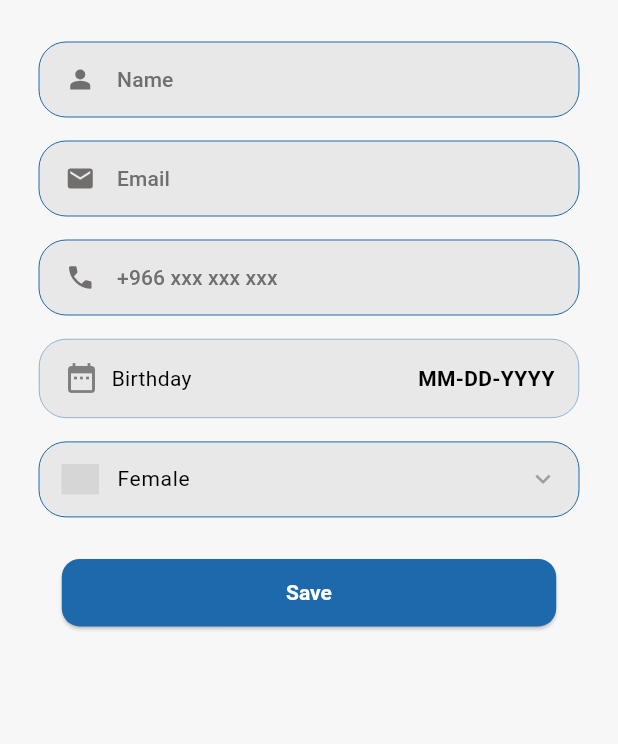
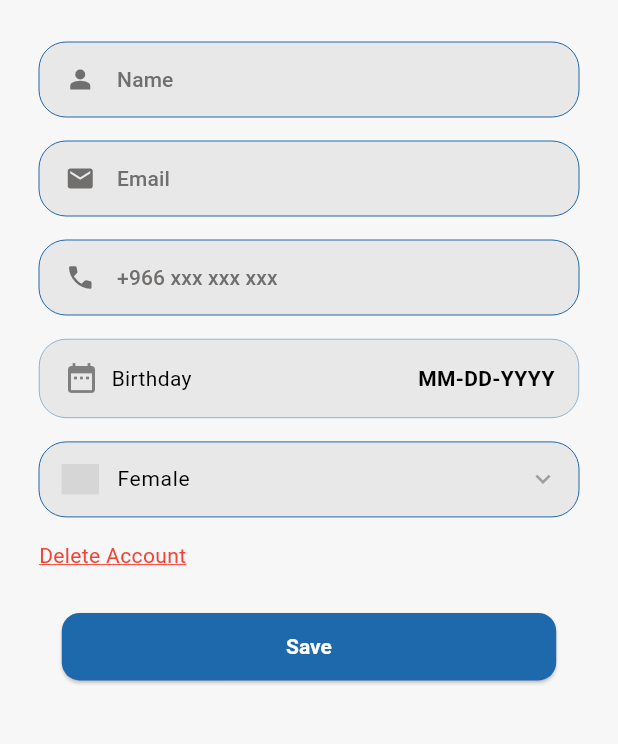
Before and after one commit to elkafrawyel/vpm, a Flutter app: the ProfileScreen screen opened directly, on a phone screen of 412 x 824 dp, the part 321-1065 px from its top. Run offline on Flutter 3.47's test engine with Material 3 defaults, Android fonts, the phone set to English and light mode, and no system bars; drawn by our look-alikes of cached_network_image, oktoast; our stand-ins replace connectivity_plus, dio, firebase_core, flick_video_player, flutter_easyloading, flutter_onboarding_slider and 25 more; missing offline and left inert: fcm_config, flutter_inappwebview, flutter_polyline_points; accounts and stored records are empty; network calls fail; Roboto replaces fonts that are missing (Cairo); grey boxes are pictures that could not be loaded.

```diff
--- a/lib/app/config/environment.dart
+++ b/lib/app/config/environment.dart
@@ -7,7 +7,7 @@ class Environment {
       case AppMode.staging:
         return 'https://portal.profitsway.net/New_Parking/api/';
       case AppMode.live:
-        return 'https://portal.profitsway.net/New_Parking/api/';
+        return 'https://back.vpmsystems.com/public/api/';
     }
   }
 }
--- a/lib/app/res/res.dart
+++ b/lib/app/res/res.dart
@@ -9,6 +9,7 @@ class Res {
   //========================== Api Endpoints  ===============================
   static const apiLogin = 'auth/login';
   static const apiLogout = 'auth/logout';
+  static const apiDeleteAccount = 'auth/profile';
   static const apiRegister = 'auth/register';
   static const apiProfile = 'auth/profile';
   static const apiUploadFile = 'storage/file';
--- a/lib/app/util/language/ar.dart
+++ b/lib/app/util/language/ar.dart
@@ -224,4 +224,6 @@ Map<String, String> ar = {
   'add_subscriptions': 'إضافة اشتراك جديد',
   'choose_country': 'أختر الدولة',
   'choose_city': 'أختر المدينة',
+  'delete_account': 'حذف الحساب',
+  'delete_account_message': 'هل أنت متأكد أنك تريد حذف هذا الحساب؟',
 };
--- a/lib/app/util/language/en.dart
+++ b/lib/app/util/language/en.dart
@@ -227,4 +227,6 @@ Map<String, String> en = {
   'add_subscriptions': 'Add New Subscription',
   'choose_country': 'Choose Country',
   'choose_city': 'Choose City',
+  'delete_account': 'Delete Account',
+  'delete_account_message': 'Are you sure you want to delete this account',
 };
--- a/lib/presentation/screens/profile/profile_screen.dart
+++ b/lib/presentation/screens/profile/profile_screen.dart
@@ -1,16 +1,24 @@
 import 'dart:io';
 
 import 'package:flutter/material.dart';
+import 'package:flutter_easyloading/flutter_easyloading.dart';
 import 'package:get/get.dart';
 import 'package:vpm/app/extensions/space.dart';
 import 'package:vpm/domain/entities/models/user_model.dart';
 import 'package:vpm/presentation/controller/profile_controller.dart';
 import 'package:vpm/presentation/widgets/app_widgets/app_date_selector.dart';
 import 'package:vpm/presentation/widgets/app_widgets/app_gender_picker.dart';
+import 'package:vpm/presentation/widgets/app_widgets/app_text.dart';
 
 import '../../../app/res/res.dart';
 import '../../../app/util/constants.dart';
+import '../../../app/util/information_viewer.dart';
+import '../../../app/util/operation_reply.dart';
+import '../../../data/models/general_response.dart';
+import '../../../data/providers/storage/local_provider.dart';
+import '../../../data/repositories/auth_repository.dart';
 import '../../widgets/app_widgets/app_cached_image.dart';
+import '../../widgets/app_widgets/app_dialog.dart';
 import '../../widgets/app_widgets/app_image_picker_dialog.dart';
 import '../../widgets/app_widgets/app_progress_button.dart';
 import '../../widgets/app_widgets/app_text_field/app_text_field.dart';
@@ -180,6 +188,20 @@ class _ProfileScreenState extends State<ProfileScreen> {
                   ),
                 ),
               ),
+              Align(
+                alignment: AlignmentDirectional.centerStart,
+                child: GestureDetector(
+                  onTap: _deleteAccount,
+                  child: Padding(
+                    padding: const EdgeInsets.all(8.0),
+                    child: AppText(
+                      'delete_account'.tr,
+                      underLine: true,
+                      color: Colors.red,
+                    ),
+                  ),
+                ),
+              ),
               20.ph,
               AppProgressButton(
                 text: 'save'.tr,
@@ -231,4 +253,35 @@ class _ProfileScreenState extends State<ProfileScreen> {
       gender: appGender,
     );
   }
+
+  void _deleteAccount() async {
+    scaleAlertDialog(
+        context: context,
+        title: 'delete_account'.tr,
+        body: 'delete_account_message'.tr,
+        cancelText: 'cancel'.tr,
+        confirmText: 'submit'.tr,
+        barrierDismissible: true,
+        onCancelClick: () {
+          Get.back();
+        },
+        onConfirmClick: () async {
+          Get.back();
+
+          EasyLoading.show();
+
+          OperationReply operationReply =
+              await AuthRepositoryIml().deleteAccount();
+          EasyLoading.dismiss();
+
+          if (operationReply.isSuccess()) {
+            GeneralResponse generalResponse = operationReply.result;
+            InformationViewer.showSnackBar(generalResponse.message);
+            await Future.delayed(const Duration(milliseconds: 500));
+            await LocalProvider().signOut();
+          } else {
+            InformationViewer.showSnackBar(operationReply.message);
+          }
+        });
+  }
 }
```
Also changed, not shown: lib/data/repositories/auth_repository.dart (+5 -2 lines).
